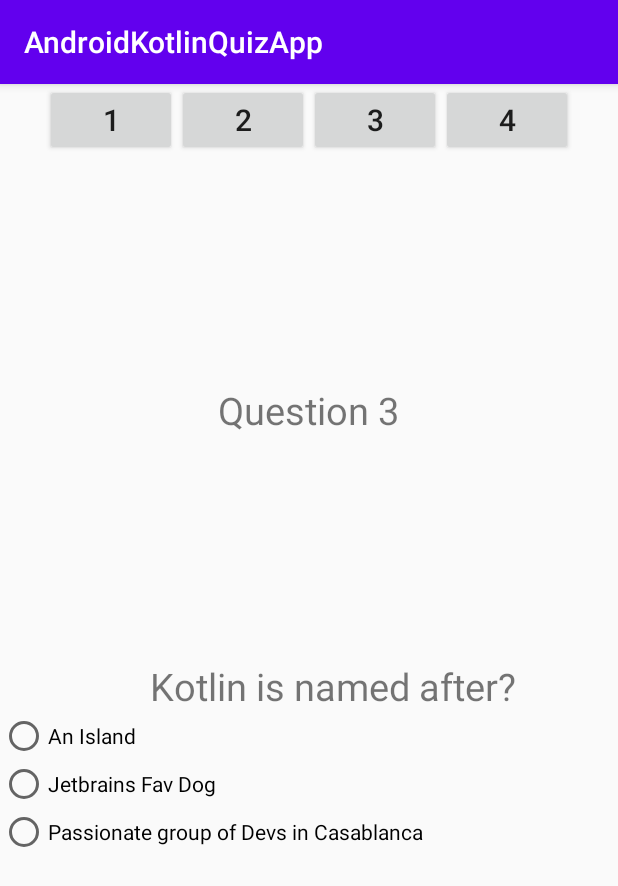
After one commit to sterlingking1990/AndroidKotlinQuizApp, an Android app: the fragment QuizThreeFragment placed in its activity, on a phone screen of 412 x 824 dp. The commit adds this screen. Shown: the top 886 px of the screen. Run offline under Robolectric (Android 15) with nearby library versions, the phone set to English and light mode, and no system bars.

Commit message:
set third fragment with question

```diff
--- a/app/src/main/java/com/example/androidkotlinquizapp/MainActivity.kt
+++ b/app/src/main/java/com/example/androidkotlinquizapp/MainActivity.kt
@@ -13,6 +13,8 @@ class MainActivity : AppCompatActivity() {
         val questionOneInflatedInstance=QuizOneFragment()
 
         val questionTwoInflatedInstance = QuizTwoFragment()
+
+        val questionThreeInflatedInstance = QuizThreeFragment()
 
 
         supportFragmentManager.beginTransaction().apply {
@@ -34,5 +36,12 @@ class MainActivity : AppCompatActivity() {
             }
         }
 
+        btnQuizThree.setOnClickListener{
+            supportFragmentManager.beginTransaction().apply {
+                replace(R.id.flQuiz,questionThreeInflatedInstance)
+                commit()
+            }
+        }
+
     }
 }
--- /dev/null
+++ b/app/src/main/java/com/example/androidkotlinquizapp/QuizThreeFragment.kt
@@ -0,0 +1,59 @@
+package com.example.androidkotlinquizapp
+
+import android.os.Bundle
+import androidx.fragment.app.Fragment
+import android.view.LayoutInflater
+import android.view.View
+import android.view.ViewGroup
+
+// TODO: Rename parameter arguments, choose names that match
+// the fragment initialization parameters, e.g. ARG_ITEM_NUMBER
+private const val ARG_PARAM1 = "param1"
+private const val ARG_PARAM2 = "param2"
+
+/**
+ * A simple [Fragment] subclass.
+ * Use the [QuizThreeFragment.newInstance] factory method to
+ * create an instance of this fragment.
+ */
+class QuizThreeFragment : Fragment(R.layout.fragment_quiz_three) {
+//    // TODO: Rename and change types of parameters
+//    private var param1: String? = null
+//    private var param2: String? = null
+//
+//    override fun onCreate(savedInstanceState: Bundle?) {
+//        super.onCreate(savedInstanceState)
+//        arguments?.let {
+//            param1 = it.getString(ARG_PARAM1)
+//            param2 = it.getString(ARG_PARAM2)
+//        }
+//    }
+//
+//    override fun onCreateView(
+//        inflater: LayoutInflater, container: ViewGroup?,
+//        savedInstanceState: Bundle?
+//    ): View? {
+//        // Inflate the layout for this fragment
+//        return inflater.inflate(R.layout.fragment_quiz_three, container, false)
+//    }
+//
+//    companion object {
+//        /**
+//         * Use this factory method to create a new instance of
+//         * this fragment using the provided parameters.
+//         *
+//         * @param param1 Parameter 1.
+//         * @param param2 Parameter 2.
+//         * @return A new instance of fragment QuizThreeFragment.
+//         */
+//        // TODO: Rename and change types and number of parameters
+//        @JvmStatic
+//        fun newInstance(param1: String, param2: String) =
+//            QuizThreeFragment().apply {
+//                arguments = Bundle().apply {
+//                    putString(ARG_PARAM1, param1)
+//                    putString(ARG_PARAM2, param2)
+//                }
+//            }
+//    }
+}
--- /dev/null
+++ b/app/src/main/res/layout/fragment_quiz_three.xml
@@ -0,0 +1,60 @@
+<?xml version="1.0" encoding="utf-8"?>
+<androidx.constraintlayout.widget.ConstraintLayout xmlns:android="http://schemas.android.com/apk/res/android"
+    xmlns:tools="http://schemas.android.com/tools"
+    android:layout_width="match_parent"
+    android:layout_height="match_parent"
+    xmlns:app="http://schemas.android.com/apk/res-auto"
+    tools:context=".QuizThreeFragment">
+
+    <!-- TODO: Update blank fragment layout -->
+    <TextView
+        android:id="@+id/tvQuestionOneLabel"
+        android:layout_width="wrap_content"
+        android:layout_height="wrap_content"
+        android:layout_marginTop="152dp"
+        android:text="Question 3"
+        android:textSize="25dp"
+        app:layout_constraintEnd_toEndOf="parent"
+        app:layout_constraintHorizontal_bias="0.498"
+        app:layout_constraintStart_toStartOf="parent"
+        app:layout_constraintTop_toTopOf="parent" />
+
+    <TextView
+        android:id="@+id/tvQuestionOneText"
+        android:layout_width="wrap_content"
+        android:layout_height="wrap_content"
+        android:text="Kotlin is named after?"
+        android:textSize="25dp"
+        app:layout_constraintBottom_toBottomOf="parent"
+        app:layout_constraintEnd_toEndOf="parent"
+        app:layout_constraintHorizontal_bias="0.594"
+        app:layout_constraintStart_toStartOf="parent"
+        app:layout_constraintTop_toBottomOf="@+id/tvQuestionOneLabel"
+        app:layout_constraintVertical_bias="0.299" />
+
+    <RadioGroup
+        android:layout_width="match_parent"
+        android:layout_height="wrap_content"
+        app:layout_constraintTop_toBottomOf="@+id/tvQuestionOneText"
+        app:layout_constraintStart_toStartOf="parent"
+        app:layout_constraintEnd_toEndOf="parent"
+        android:orientation="vertical">
+        <RadioButton
+            android:layout_width="wrap_content"
+            android:layout_height="wrap_content"
+            android:text="An Island"
+            android:id="@+id/rbOption1"/>
+        <RadioButton
+            android:layout_width="wrap_content"
+            android:layout_height="wrap_content"
+            android:text="Jetbrains Fav Dog"
+            android:id="@+id/rbOption2"/>
+        <RadioButton
+            android:layout_width="wrap_content"
+            android:layout_height="wrap_content"
+            android:text="Passionate group of Devs in Casablanca"
+            android:id="@+id/rbOption3"/>
+
+    </RadioGroup>
+
+</androidx.constraintlayout.widget.ConstraintLayout>
```
